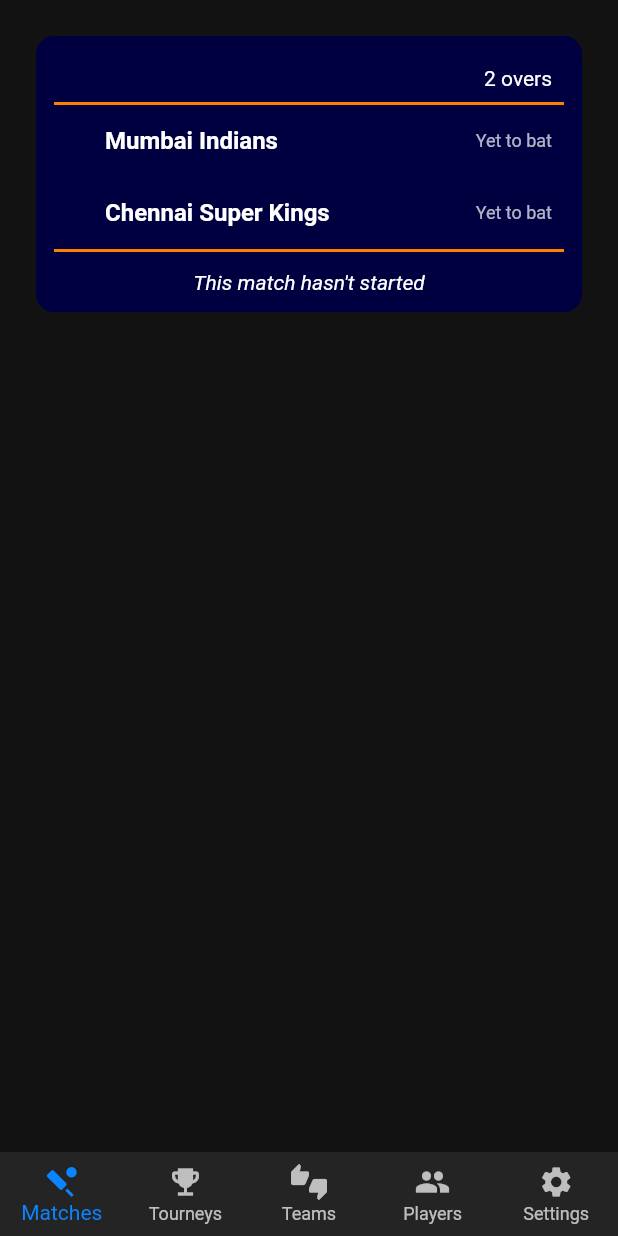
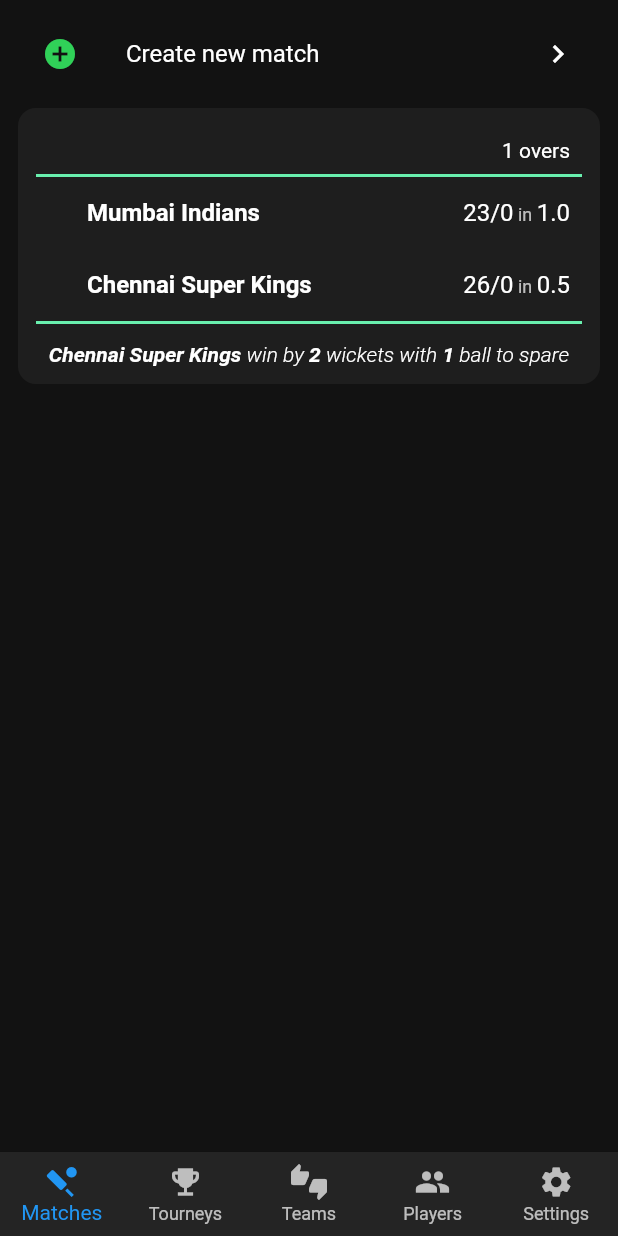
Before and after one commit to PlayPratz/Scorecard, a Flutter app: the screen it shows after launch, on a phone screen of 412 x 824 dp. Run offline on Flutter 3.47's test engine with Material 2 defaults, Android fonts, the phone set to English and light mode, and no system bars; our stand-ins replace google_fonts; Roboto replaces fonts that are missing (Ubuntu).

Commit message:
Updated UI elements, added create team screen

```diff
--- a/lib/models/cricketmatch.dart
+++ b/lib/models/cricketmatch.dart
@@ -66,12 +66,14 @@
 
   void startFirstInnings() {
     _matchState = MatchState.firstInnings;
+    firstInnings.isInPlay = true;
   }
 
   void finishFirstInnings() {
     firstInnings._isCompleted = true;
     secondInnings.target = firstInnings.runs + 1;
     _matchState = MatchState.secondInnings;
+    secondInnings.isInPlay = true;
   }
 
   Result generateResult() {
@@ -129,6 +131,7 @@
   int _runs = 0;
   int _wickets = 0;
 
+  bool _isInPlay = false;
   bool _isCompleted = false;
 
   Innings({
@@ -167,20 +170,29 @@
   int get ballsRemaining => Constants.ballsPerOver * maxOvers - ballsBowled;
 
   String get oversBowled {
+    if (_overs.isEmpty) {
+      return "0.0";
+    }
     String numOfBallsLeft =
         _overs.last.isCompleted ? "0" : _overs.last.numOfLegalBalls.toString();
     return oversCompleted.toString() + "." + numOfBallsLeft;
   }
 
-  bool get isInPlay => _overs.isNotEmpty && !isCompleted;
-  bool get isCompleted => _isCompleted || oversCompleted == maxOvers;
+  set isInPlay(bool isInPlay) => _isInPlay = isInPlay;
+  bool get isInPlay => (_isInPlay || _overs.isNotEmpty) && !isCompleted;
+  bool get isCompleted => _isCompleted ||
+          oversCompleted == maxOvers ||
+          wicketsRemaining == 0 ||
+          target != null
+      ? runsRequired <= 0
+      : false;
 
   double get runRatePerOver => Constants.ballsPerOver * runs / ballsBowled;
   int get runsProjected => (maxOvers * runRatePerOver).floor();
 
   int get runsRequired {
     if (target == null) {
-      // Exception
+      // TODO Exception
       return -1;
     }
     return target! - runs;
--- a/lib/screens/hometabview.dart
+++ b/lib/screens/hometabview.dart
@@ -1,9 +1,12 @@
 import 'package:flutter/material.dart';
+import 'package:scorecard/models/player.dart';
 import 'package:scorecard/screens/basescreen.dart';
 import 'package:scorecard/screens/matchlist.dart';
 import 'package:scorecard/screens/playerlist.dart';
+import 'package:scorecard/screens/teamlist.dart';
 import 'package:scorecard/styles/colorstyles.dart';
 import 'package:scorecard/styles/strings.dart';
+import 'package:scorecard/util/utils.dart';
 
 class HomeTabView extends StatefulWidget {
   const HomeTabView({Key? key}) : super(key: key);
@@ -18,8 +21,11 @@
   final List<Widget> test = [
     MatchList(),
     const Text("Tourney"),
-    const Text("Teams"),
-    PlayerList(),
+    TeamList(),
+    PlayerList(
+      playerList: Utils.getAllPlayers(),
+      showAddButton: true,
+    ),
     const Text("Settings"),
   ];
   @override
@@ -27,7 +33,12 @@
     return BaseScreen(
       child: Column(
         children: [
-          Expanded(child: test[_index]),
+          Expanded(
+            child: Padding(
+              padding: const EdgeInsets.only(top: 8.0),
+              child: test[_index],
+            ),
+          ),
           // const Divider(),
           BottomNavigationBar(
             currentIndex: _index,
--- a/lib/screens/matchlist.dart
+++ b/lib/screens/matchlist.dart
@@ -1,27 +1,56 @@
 import 'package:flutter/material.dart';
+import 'package:scorecard/models/ball.dart';
 import 'package:scorecard/models/cricketmatch.dart';
 import 'package:scorecard/models/team.dart';
+import 'package:scorecard/screens/creatematch.dart';
+import 'package:scorecard/screens/widgets/itemlist.dart';
 import 'package:scorecard/screens/widgets/matchtile.dart';
+import 'package:scorecard/styles/strings.dart';
+import 'package:scorecard/util/utils.dart';
 
 Team mi = Team("Mumbai Indians", "MI", []);
 Team csk = Team("Chennai Super Kings", "CSK", []);
 
 class MatchList extends StatelessWidget {
-  final List<CricketMatch> matches = [
-    CricketMatch(homeTeam: mi, awayTeam: csk, maxOvers: 2, maxWickets: 2),
+  final List<CricketMatch> matchList = [
+    CricketMatch(homeTeam: mi, awayTeam: csk, maxOvers: 1, maxWickets: 2),
   ];
 
   MatchList({Key? key}) : super(key: key);
 
   @override
   Widget build(BuildContext context) {
-    return ListView.builder(
-      itemBuilder: (context, index) => Padding(
-        padding: const EdgeInsets.symmetric(vertical: 16),
-        child: MatchTile(match: matches[index]),
-      ),
-      padding: const EdgeInsets.symmetric(vertical: 8, horizontal: 16),
-      itemCount: matches.length,
+    matchList[0].startMatch(Toss(csk, TossChoice.bowl));
+    matchList[0].startFirstInnings();
+    matchList[0].currentInnings.addOver(Over(Utils.getAllPlayers()[1]));
+    matchList[0].currentInnings.addBall(Ball(1));
+    matchList[0].currentInnings.addBall(Ball(2));
+    matchList[0].currentInnings.addBall(Ball(6));
+    matchList[0].currentInnings.addBall(Ball(6));
+    matchList[0].currentInnings.addBall(Ball(6));
+    matchList[0].currentInnings.addBall(Ball(2));
+    matchList[0].finishFirstInnings();
+    matchList[0].currentInnings.addOver(Over(Utils.getAllPlayers()[2]));
+    matchList[0].currentInnings.addBall(Ball(2));
+    matchList[0].currentInnings.addBall(Ball(6));
+    matchList[0].currentInnings.addBall(Ball(6));
+    matchList[0].currentInnings.addBall(Ball(6));
+    matchList[0].currentInnings.addBall(Ball(6));
+    // matchList[0].currentInnings.addBall(Ball(1));
+    matchList[0].generateResult();
+
+    return ItemList(
+      itemList: getMatchList(),
+      createItemPage: CreateMatchForm(),
+      createItemString: Strings.matchlistCreateNewMatch,
     );
   }
+
+  List<Widget> getMatchList() {
+    List<MatchTile> matchTiles = [];
+    for (CricketMatch match in matchList) {
+      matchTiles.add(MatchTile(match: match));
+    }
+    return matchTiles;
+  }
 }
--- /dev/null
+++ b/lib/screens/widgets/itemlist.dart
@@ -0,0 +1,40 @@
+import 'package:flutter/material.dart';
+import 'package:scorecard/util/elements.dart';
+import 'package:scorecard/util/utils.dart';
+
+class ItemList extends StatelessWidget {
+  final List<Widget> itemList;
+  final Widget? createItemPage;
+  final String? createItemString;
+  final Icon? trailingIcon;
+
+  const ItemList({
+    Key? key,
+    required this.itemList,
+    this.createItemPage,
+    this.createItemString,
+    this.trailingIcon = const Icon(Icons.chevron_right),
+  }) : super(key: key);
+
+  @override
+  Widget build(BuildContext context) {
+    return ListView(
+      padding: const EdgeInsets.symmetric(horizontal: 12),
+      children: [
+        createItemPage != null && createItemString != null
+            ? Padding(
+                padding: const EdgeInsets.only(bottom: 8.0),
+                child: ListTile(
+                    title: Text(createItemString!),
+                    leading: Elements.addIcon,
+                    trailing: trailingIcon,
+                    onTap: () {
+                      Utils.goToPage(createItemPage!, context);
+                    }),
+              )
+            : Container(),
+        ...itemList
+      ],
+    );
+  }
+}
--- a/lib/screens/widgets/matchtile.dart
+++ b/lib/screens/widgets/matchtile.dart
@@ -11,9 +11,7 @@
 
   @override
   Widget build(BuildContext context) {
-    return Padding(
-      padding: const EdgeInsets.symmetric(horizontal: 8),
-      child: Container(
+    return Container(
       // height: 120,
       decoration: BoxDecoration(
         color: ColorStyles.card,
@@ -31,7 +29,6 @@
             const Divider(),
             getSummary()
           ],
-          ),
         ),
       ),
     );
@@ -57,6 +54,17 @@
         ];
         break;
       case MatchState.firstInnings:
+        if (match.firstInnings.ballsBowled == 0) {
+          textSpan = [
+            TextSpan(
+              text: match.toss!.winningTeam.shortName,
+              style: const TextStyle(fontWeight: FontWeight.bold),
+            ),
+            const TextSpan(text: Strings.scoreWonToss),
+            TextSpan(text: Strings.getTossChoice(match.toss!.choice)),
+          ];
+          break;
+        }
         // Projected score
         textSpan = [
           TextSpan(
@@ -181,6 +189,7 @@
             children: textSpan,
             style: const TextStyle(
               fontStyle: FontStyle.italic,
+              fontWeight: FontWeight.w300,
             ),
           )),
     );
--- a/lib/styles/colorstyles.dart
+++ b/lib/styles/colorstyles.dart
@@ -3,13 +3,17 @@
 class ColorStyles {
   static const background = Color(0xFF121212);
   static const elevated = Color(0xFF242424);
-  static const card = Color(0xFF000041);
-  static const selected = Color(0xFF0a84ff);
+  // static const card = Color(0xFF000041);
+  static const card = Color(0xFF1E1E1E);
+  // static const selected = Color(0xFF0a84ff);
+  static const selected = Colors.blue;
   static final text = Colors.white;
 
-  static const highlight = Color(0xFFFF8000);
+  // static const highlight = Color(0xFFFF8000);
+  static const highlight = Colors.greenAccent;
 
   static const currentlyBatting = Color(0xFF30D158);
 
-  static final matchCard = Colors.indigo;
+  static const homeTeam = Colors.blue;
+  static const awayTeam = Colors.orange;
 }
--- a/lib/styles/strings.dart
+++ b/lib/styles/strings.dart
@@ -2,6 +2,8 @@
 import 'package:scorecard/models/player.dart';
 
 class Strings {
+  Strings._();
+
   // Bottom Navigation Bar
   static const String navbarMatches = "Matches";
   static const String navbarTournaments = "Tourneys";
@@ -37,6 +39,11 @@
   static const String playerBatter = " Bat";
   // static const String playerBowler = " Bowl";
 
+  // Match List
+  static const String matchlistCreateNewMatch = "Create new match";
+  static const String addNewPlayer = "Add new player";
+  static const String createNewTeam = "Create new team";
+
   static String getTossChoice(TossChoice tossChoice) {
     switch (tossChoice) {
       case TossChoice.bat:
--- /dev/null
+++ b/lib/util/elements.dart
@@ -0,0 +1,20 @@
+import 'package:flutter/material.dart';
+import 'package:scorecard/styles/colorstyles.dart';
+
+class Elements {
+  Elements._();
+
+  static const Icon addIcon = Icon(
+    Icons.add_circle,
+    color: ColorStyles.currentlyBatting,
+  );
+
+  static const Icon removeIcon = Icon(
+    Icons.remove_circle,
+    color: Colors.redAccent,
+  );
+
+  static const Icon forwardIcon = Icon(
+    Icons.chevron_right,
+  );
+}
--- /dev/null
+++ b/lib/util/utils.dart
@@ -0,0 +1,70 @@
+import 'package:flutter/material.dart';
+import 'package:scorecard/models/player.dart';
+
+class Utils {
+  Utils._(); // Private constructor
+
+  static Future<dynamic> goToPage(Widget page, BuildContext context) {
+    return Navigator.push(
+        context, MaterialPageRoute(builder: (context) => page));
+  }
+
+  static void goBack(BuildContext context, [result]) {
+    Navigator.pop(context, result);
+  }
+
+  static List<Player> getAllPlayers() {
+    return [..._playerList];
+  }
+}
+
+List<Player> _playerList = [
+  Player.withPhoto(
+    id: 1,
+    name: "Pratik",
+    imagePath: "assets/images/pratik.png",
+    batArm: Arm.right,
+    bowlArm: Arm.right,
+    bowlStyle: BowlStyle.spin,
+  ),
+  Player.withPhoto(
+    id: 2,
+    name: "Chaitanya",
+    imagePath: "assets/images/chaitanya.jpg",
+    batArm: Arm.right,
+    bowlArm: Arm.right,
+    bowlStyle: BowlStyle.spin,
+  ),
+  Player.withPhoto(
+    id: 3,
+    name: "Rutash",
+    imagePath: "assets/images/rutash.png",
+    batArm: Arm.right,
+    bowlArm: Arm.right,
+    bowlStyle: BowlStyle.fast,
+  ),
+  Player.withPhoto(
+    id: 4,
+    name: "Calden",
+    imagePath: "assets/images/calden.jpg",
+    batArm: Arm.right,
+    bowlArm: Arm.right,
+    bowlStyle: BowlStyle.spin,
+  ),
+  Player.withPhoto(
+    id: 5,
+    name: "Noah",
+    imagePath: "assets/images/noah.jpg",
+    batArm: Arm.right,
+    bowlArm: Arm.right,
+    bowlStyle: BowlStyle.spin,
+  ),
+  Player.withPhoto(
+    id: 6,
+    name: "Roshan",
+    imagePath: "assets/images/roshan.jpg",
+    batArm: Arm.right,
+    bowlArm: Arm.right,
+    bowlStyle: BowlStyle.spin,
+  ),
+];
```
Also changed, not shown: lib/screens/creatematch.dart (added, +50 -0 lines), lib/screens/createteam.dart (added, +152 -0 lines), lib/screens/playerlist.dart (+36 -54 lines), lib/screens/teamlist.dart (added, +31 -0 lines), lib/screens/titledpage.dart (added, +35 -0 lines), lib/screens/widgets/playertile.dart (+13 -7 lines), lib/screens/widgets/teamtile.dart (added, +18 -0 lines). Lines whose indentation alone changed are shown as unchanged.
